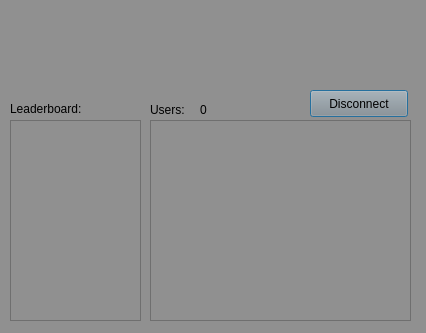
Above: awesumserver.ui from Carragher/awesum-o before the change. Below: the same form after it.
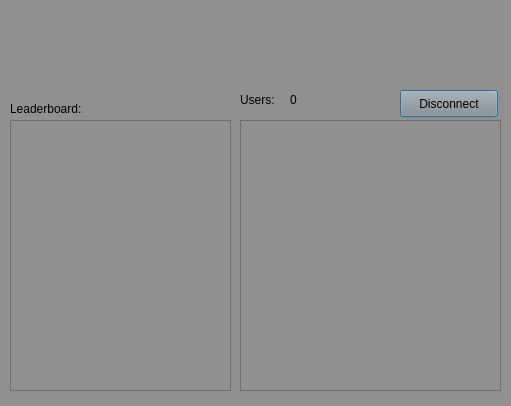
That is the form after the change. Icons and pictures are not drawn.

```diff
--- a/awesumserver.ui
+++ b/awesumserver.ui
@@ -6,8 +6,8 @@
    <rect>
     <x>0</x>
     <y>0</y>
-    <width>426</width>
-    <height>333</height>
+    <width>511</width>
+    <height>406</height>
    </rect>
   </property>
   <property name="palette">
@@ -16,9 +16,9 @@
      <colorrole role="Button">
       <brush brushstyle="SolidPattern">
        <color alpha="255">
-        <red>190</red>
-        <green>190</green>
-        <blue>190</blue>
+        <red>144</red>
+        <green>144</green>
+        <blue>144</blue>
        </color>
       </brush>
      </colorrole>
@@ -45,9 +45,9 @@
      <colorrole role="Button">
       <brush brushstyle="SolidPattern">
        <color alpha="255">
-        <red>190</red>
-        <green>190</green>
-        <blue>190</blue>
+        <red>144</red>
+        <green>144</green>
+        <blue>144</blue>
        </color>
       </brush>
      </colorrole>
@@ -74,9 +74,9 @@
      <colorrole role="Button">
       <brush brushstyle="SolidPattern">
        <color alpha="255">
-        <red>190</red>
-        <green>190</green>
-        <blue>190</blue>
+        <red>144</red>
+        <green>144</green>
+        <blue>144</blue>
        </color>
       </brush>
      </colorrole>
@@ -112,7 +112,7 @@
     <rect>
      <x>80</x>
      <y>20</y>
-     <width>331</width>
+     <width>411</width>
      <height>61</height>
     </rect>
    </property>
@@ -148,8 +148,8 @@
   <widget class="QLabel" name="usrlbl">
    <property name="geometry">
     <rect>
-     <x>150</x>
-     <y>100</y>
+     <x>240</x>
+     <y>90</y>
      <width>41</width>
      <height>20</height>
     </rect>
@@ -161,8 +161,8 @@
   <widget class="QLabel" name="lblConnected">
    <property name="geometry">
     <rect>
-     <x>200</x>
-     <y>100</y>
+     <x>290</x>
+     <y>90</y>
      <width>61</width>
      <height>20</height>
     </rect>
@@ -177,10 +177,10 @@
    </property>
    <property name="geometry">
     <rect>
-     <x>150</x>
+     <x>240</x>
      <y>120</y>
      <width>261</width>
-     <height>201</height>
+     <height>271</height>
     </rect>
    </property>
    <property name="palette">
@@ -189,9 +189,9 @@
       <colorrole role="Button">
        <brush brushstyle="SolidPattern">
         <color alpha="255">
-         <red>255</red>
-         <green>255</green>
-         <blue>255</blue>
+         <red>144</red>
+         <green>144</green>
+         <blue>144</blue>
         </color>
        </brush>
       </colorrole>
@@ -218,9 +218,9 @@
       <colorrole role="Button">
        <brush brushstyle="SolidPattern">
         <color alpha="255">
-         <red>255</red>
-         <green>255</green>
-         <blue>255</blue>
+         <red>144</red>
+         <green>144</green>
+         <blue>144</blue>
         </color>
        </brush>
       </colorrole>
@@ -247,9 +247,9 @@
       <colorrole role="Button">
        <brush brushstyle="SolidPattern">
         <color alpha="255">
-         <red>255</red>
-         <green>255</green>
-         <blue>255</blue>
+         <red>144</red>
+         <green>144</green>
+         <blue>144</blue>
         </color>
        </brush>
       </colorrole>
@@ -289,8 +289,8 @@
     <rect>
      <x>10</x>
      <y>120</y>
-     <width>131</width>
-     <height>201</height>
+     <width>221</width>
+     <height>271</height>
     </rect>
    </property>
    <property name="autoFillBackground">
@@ -303,7 +303,7 @@
   <widget class="QPushButton" name="btnDisconnect">
    <property name="geometry">
     <rect>
-     <x>310</x>
+     <x>400</x>
      <y>90</y>
      <width>98</width>
      <height>27</height>
```
